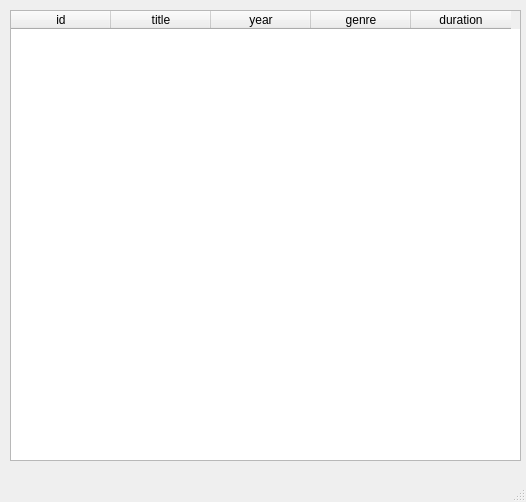
Before: the Qt Designer form main.ui in denx24x/Ulyanovsk-Belozorov, drawn with Qt 5.
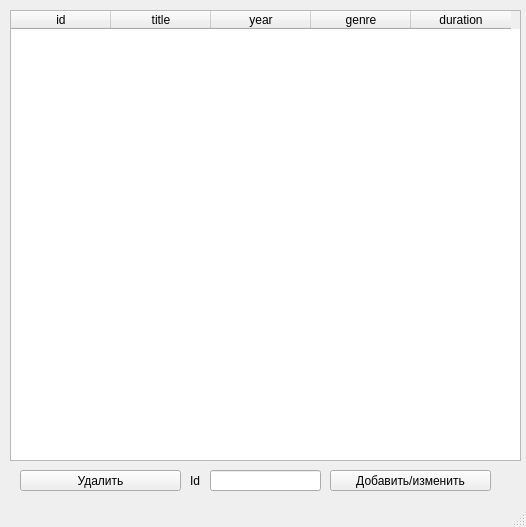
After: the same form once the commit is applied.

Diff of the .ui file:
```diff
--- a/main.ui
+++ b/main.ui
@@ -7,7 +7,7 @@
     <x>0</x>
     <y>0</y>
     <width>526</width>
-    <height>502</height>
+    <height>527</height>
    </rect>
   </property>
   <property name="windowTitle">
@@ -49,6 +49,55 @@
      </property>
     </column>
    </widget>
+   <widget class="QLineEdit" name="lineEdit">
+    <property name="geometry">
+     <rect>
+      <x>210</x>
+      <y>470</y>
+      <width>111</width>
+      <height>21</height>
+     </rect>
+    </property>
+   </widget>
+   <widget class="QPushButton" name="pushButton">
+    <property name="geometry">
+     <rect>
+      <x>330</x>
+      <y>470</y>
+      <width>161</width>
+      <height>21</height>
+     </rect>
+    </property>
+    <property name="text">
+     <string>Добавить/изменить</string>
+    </property>
+   </widget>
+   <widget class="QLabel" name="label">
+    <property name="geometry">
+     <rect>
+      <x>190</x>
+      <y>470</y>
+      <width>51</width>
+      <height>21</height>
+     </rect>
+    </property>
+    <property name="text">
+     <string>Id</string>
+    </property>
+   </widget>
+   <widget class="QPushButton" name="pushButton_2">
+    <property name="geometry">
+     <rect>
+      <x>20</x>
+      <y>470</y>
+      <width>161</width>
+      <height>21</height>
+     </rect>
+    </property>
+    <property name="text">
+     <string>Удалить</string>
+    </property>
+   </widget>
   </widget>
   <widget class="QMenuBar" name="menubar">
    <property name="geometry">
```
